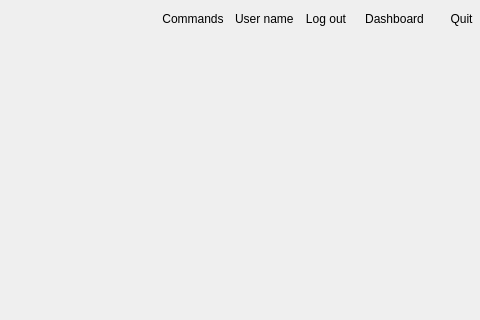
The window that Include/imtgui/CThumbnailDecoratorGuiComp.ui (ImagingTools/ImtCore) describes before a commit, drawn with Qt 5; both pictures show x 655 to 1135 and y 0 to 320 of the 1135 by 546 pixel window.
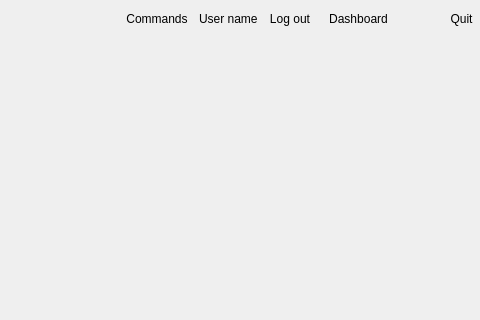
The same window after the commit. Icons and pictures are not drawn.

Commit message: CThumbnailDecoratorGuiComp: added support for preferences dialog

Patch:
```diff
--- a/Include/imtgui/CThumbnailDecoratorGuiComp.ui
+++ b/Include/imtgui/CThumbnailDecoratorGuiComp.ui
@@ -345,6 +345,22 @@
             </property>
            </widget>
           </item>
+          <item>
+           <widget class="QToolButton" name="PreferencesButton">
+            <property name="text">
+             <string/>
+            </property>
+            <property name="iconSize">
+             <size>
+              <width>24</width>
+              <height>24</height>
+             </size>
+            </property>
+            <property name="autoRaise">
+             <bool>true</bool>
+            </property>
+           </widget>
+          </item>
           <item>
            <widget class="QFrame" name="RightsCommandsFrame">
             <property name="frameShape">
```
The commit also changes 2 other files.
